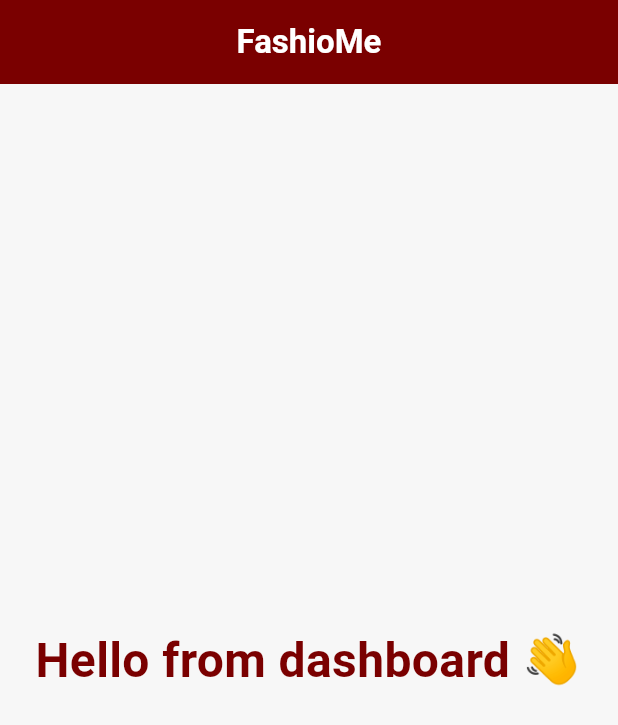
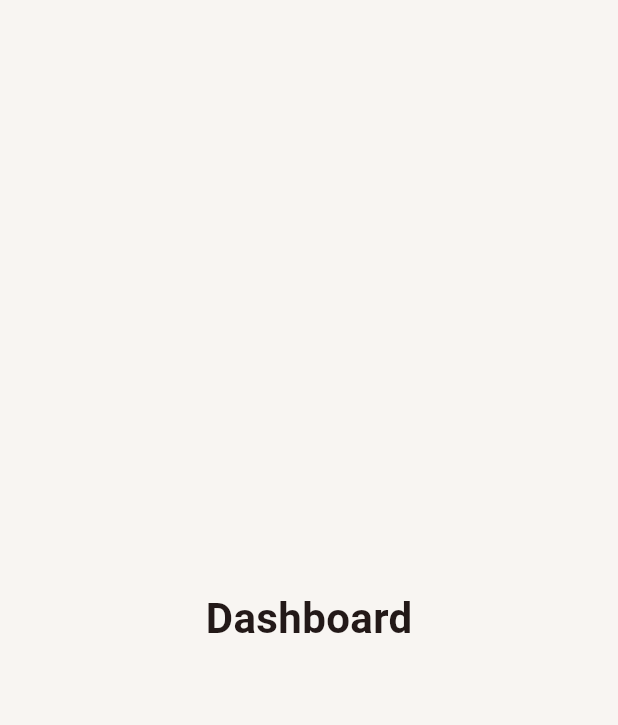
Before and after one commit to Sristikapuri/FashioMe-App, a Flutter app: the DashboardView screen opened by its route, on a phone screen of 412 x 824 dp. Shown: the top 725 px of the screen. Run offline on Flutter 3.47's test engine with Material 3 defaults, Android fonts, the phone set to English and light mode, and no system bars; network calls fail; Roboto replaces fonts that are missing (Poppins).

Commit message:
Create dashboard screen structure

```diff
--- a/lib/view/dashboard_view.dart
+++ b/lib/view/dashboard_view.dart
@@ -6,26 +6,16 @@ class DashboardView extends StatelessWidget {
   @override
   Widget build(BuildContext context) {
     return Scaffold(
-      backgroundColor: const Color(0xFFF7F7F7),
-      appBar: AppBar(
-        backgroundColor: const Color(0xFF7A0000),
-        elevation: 0,
-        centerTitle: true,
-        title: const Text(
-          "FashioMe",
-          style: TextStyle(
-            color: Colors.white,
-            fontWeight: FontWeight.bold,
-          ),
-        ),
-      ),
-      body: const Center(
-        child: Text(
-          "Hello from dashboard 👋",
-          style: TextStyle(
-            fontSize: 32,
-            fontWeight: FontWeight.bold,
-            color: Color(0xFF7A0000),
+      backgroundColor: const Color(0xffF8F5F2),
+
+      body: SafeArea(
+        child: Center(
+          child: Text(
+            "Dashboard",
+            style: TextStyle(
+              fontSize: 28,
+              fontWeight: FontWeight.bold,
+            ),
           ),
         ),
       ),
```
